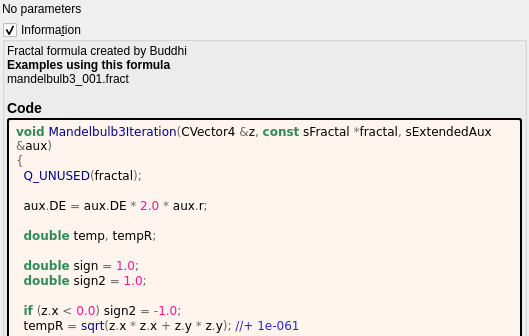
Old version of the form mandelbulber2/formula/ui/mandelbulb3.ui in the repository buddhi1980/mandelbulber2; both pictures show x 0 to 529 and y 0 to 336 of the 529 by 612 pixel window.
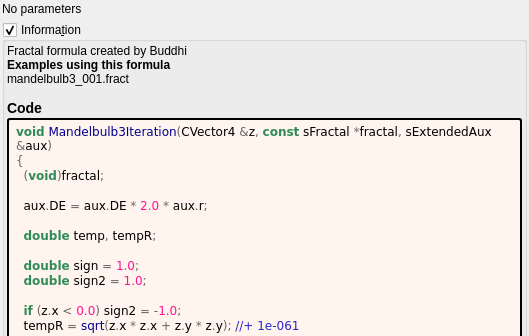
New version of the form. Custom widgets are drawn as their Qt base class.

The edit to the form file:
```diff
--- a/mandelbulber2/formula/ui/mandelbulb3.ui
+++ b/mandelbulber2/formula/ui/mandelbulb3.ui
@@ -87,7 +87,7 @@
          <string notr="true">&lt;body style=&quot;background-color:#fff5ee&quot;&gt;
 &lt;pre style=&quot;color:#000000; background-color:#fff5ee;  font-family:&#039;Courier New&#039;,monospace;white-space: pre-wrap;&quot;&gt;&lt;span style=&quot;color:#2e8b57; font-weight:bold&quot;&gt;void&lt;/span&gt; &lt;span style=&quot;color:#00008f&quot;&gt;Mandelbulb3Iteration&lt;/span&gt;&lt;span style=&quot;color:#676767&quot;&gt;(&lt;/span&gt;CVector4 &lt;span style=&quot;color:#676767&quot;&gt;&amp;amp;&lt;/span&gt;z&lt;span style=&quot;color:#676767&quot;&gt;,&lt;/span&gt; &lt;span style=&quot;color:#2e8b57; font-weight:bold&quot;&gt;const&lt;/span&gt; sFractal &lt;span style=&quot;color:#676767&quot;&gt;*&lt;/span&gt;fractal&lt;span style=&quot;color:#676767&quot;&gt;,&lt;/span&gt; sExtendedAux &lt;span style=&quot;color:#676767&quot;&gt;&amp;amp;&lt;/span&gt;aux&lt;span style=&quot;color:#676767&quot;&gt;)&lt;/span&gt;
 &lt;span style=&quot;color:#676767&quot;&gt;{&lt;/span&gt;
-  &lt;span style=&quot;color:#00008f&quot;&gt;Q_UNUSED&lt;/span&gt;&lt;span style=&quot;color:#676767&quot;&gt;(&lt;/span&gt;fractal&lt;span style=&quot;color:#676767&quot;&gt;);&lt;/span&gt;
+  &lt;span style=&quot;color:#676767&quot;&gt;(&lt;/span&gt;&lt;span style=&quot;color:#2e8b57; font-weight:bold&quot;&gt;void&lt;/span&gt;&lt;span style=&quot;color:#676767&quot;&gt;)&lt;/span&gt;fractal&lt;span style=&quot;color:#676767&quot;&gt;;&lt;/span&gt;
 
   aux&lt;span style=&quot;color:#676767&quot;&gt;.&lt;/span&gt;DE &lt;span style=&quot;color:#676767&quot;&gt;=&lt;/span&gt; aux&lt;span style=&quot;color:#676767&quot;&gt;.&lt;/span&gt;DE &lt;span style=&quot;color:#676767&quot;&gt;*&lt;/span&gt; &lt;span style=&quot;color:#ff1493&quot;&gt;2.0&lt;/span&gt; &lt;span style=&quot;color:#676767&quot;&gt;*&lt;/span&gt; aux&lt;span style=&quot;color:#676767&quot;&gt;.&lt;/span&gt;r&lt;span style=&quot;color:#676767&quot;&gt;;&lt;/span&gt;
 
```
